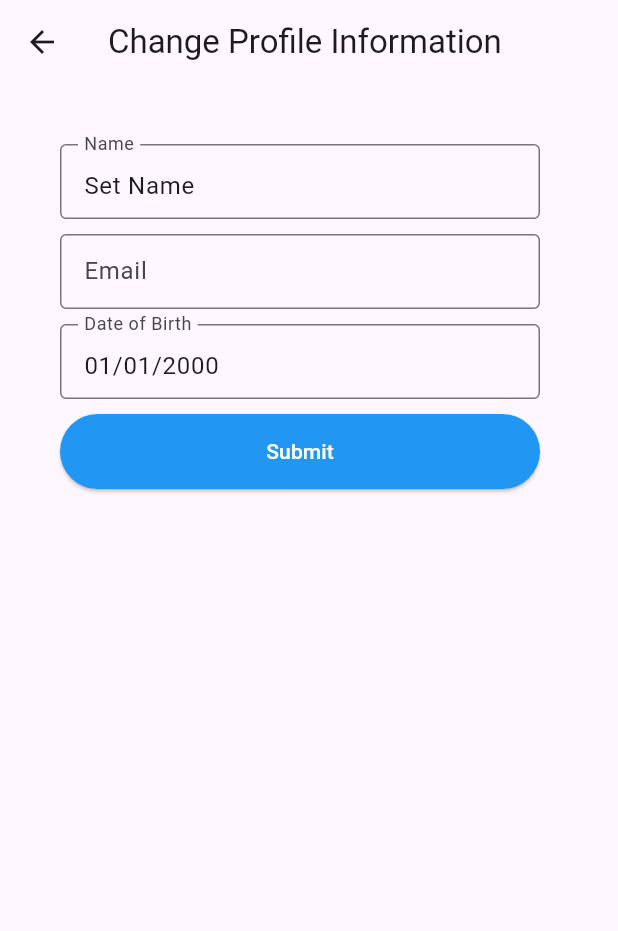
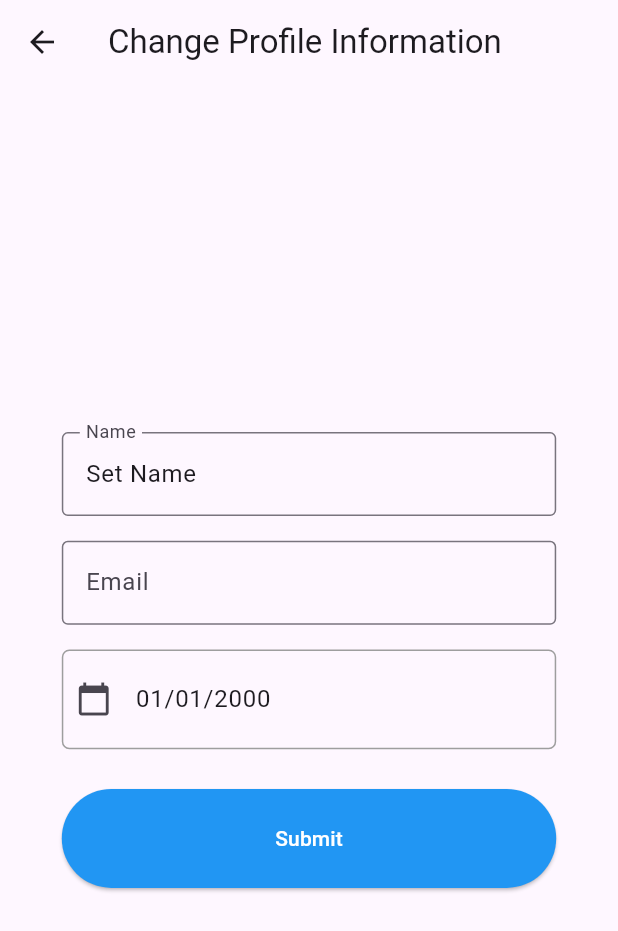
Before and after one commit to ShubhamKNIT/D-Artistry, a Flutter app: the ProfileUI screen opened directly, after a tap on "Edit Profile", on a phone screen of 412 x 824 dp. Shown: the top 931 px of the screen. Run offline on Flutter 3.47's test engine with Material 3 defaults, Android fonts, the phone set to English and light mode, and no system bars; our stand-ins replace charts_flutter, cloud_firestore, firebase_auth, firebase_core, flutter_colorpicker, google_fonts and 2 more; accounts and stored records are empty; network calls fail.

Commit message:
ui improved and date picker readonly disbaled

```diff
--- a/lib/BottomNavigation/add_task_page_button.dart
+++ b/lib/BottomNavigation/add_task_page_button.dart
@@ -123,7 +123,7 @@ class _AddTaskPageState extends State<AddTaskPage> {
 
                 // Due Date
                 ListTile(
-                  title: Text('Due Date: ${dueDate.toLocal()}'),
+                  title: Text('Due Date: ${dueDate.day}/${dueDate.month}/${dueDate.year}'),
                   trailing: const Icon(Icons.calendar_today),
                   onTap: () async {
                     final selectedDate = await showDatePicker(
--- a/lib/BottomNavigation/update_task_page.dart
+++ b/lib/BottomNavigation/update_task_page.dart
@@ -106,7 +106,7 @@ class _UpdateTaskPageState extends State<UpdateTaskPage> {
 
                 // Due Date
                 ListTile(
-                  title: Text('Due Date: ${dueDate.toLocal()}'),
+                  title: Text('Due Date: ${dueDate.day}/${dueDate.month}/${dueDate.year}'),
                   trailing: const Icon(Icons.calendar_today),
                   onTap: () async {
                     final selectedDate = await showDatePicker(
--- a/lib/Profile UI/edit_profile.dart
+++ b/lib/Profile UI/edit_profile.dart
@@ -91,6 +91,26 @@ class _ChangeProfileInfoState extends State<ChangeProfileInfo> {
     widget.onDOBUpdated(dob);
   }
 
+  // Separate method to open the Date Picker
+  Future<void> _openDatePicker() async {
+    final DateTime? picked = await showDatePicker(
+      context: context,
+      initialDate: DateTime.now(),
+      firstDate: DateTime(1900),
+      lastDate: DateTime.now(),
+    );
+    if (picked != null && picked != DateTime.now()) {
+      setState(() {
+        // reverse the date format to dd/mm/yyyy
+        dobController.text = picked.toString().substring(8, 10) +
+            "/" +
+            picked.toString().substring(5, 7) +
+            "/" +
+            picked.toString().substring(0, 4);
+      });
+    }
+  }
+
   @override
   Widget build(BuildContext context) {
     final themeManager = Provider.of<ThemeManager>(context);
@@ -103,28 +123,23 @@ class _ChangeProfileInfoState extends State<ChangeProfileInfo> {
         body: Form(
           key: _formKey,
           child: Padding(
-            padding: const EdgeInsets.only(left: 40, right: 40),
-            // padding: const EdgeInsets.all(40),
+            padding: EdgeInsets.all(MediaQuery.of(context).size.width * 0.1),
             child: Column(
-              crossAxisAlignment: CrossAxisAlignment.center,
-              mainAxisAlignment: MainAxisAlignment.start,
+              mainAxisAlignment: MainAxisAlignment.center,
               children: <Widget>[
                 // Add Profile Picture Update section
 
                 // Other details update section
-                Padding(
-                  padding: EdgeInsets.only(top: 40),
-                  child: SizedBox(
-                    height: 50,
-                    width: 320,
+                Flexible(
                   child: TextFormField(
+                    autovalidateMode: AutovalidateMode.onUserInteraction,
                     controller: nameController,
                     decoration: const InputDecoration(
                       border: OutlineInputBorder(),
                       labelText: 'Name',
                     ),
                     validator: (value) {
-                        if (checkValidName(nameController.text) == false) {
+                      if (!checkValidName(nameController.text)) {
                         return 'Please enter a valid name';
                       } else {
                         return null;
@@ -135,20 +150,19 @@ class _ChangeProfileInfoState extends State<ChangeProfileInfo> {
                     },
                   ),
                 ),
-                ),
-                Padding(
-                  padding: EdgeInsets.only(top: 10),
-                  child: SizedBox(
-                    height: 50,
-                    width: 320,
+
+                SizedBox(height: MediaQuery.of(context).size.height * 0.02,),
+
+                Flexible(
                   child: TextFormField(
+                    autovalidateMode: AutovalidateMode.onUserInteraction,
                     controller: emailController,
                     decoration: const InputDecoration(
                       border: OutlineInputBorder(),
                       labelText: 'Email',
                     ),
                     validator: (value) {
-                        if (checkValidEmail(emailController.text) == false) {
+                      if (!checkValidEmail(emailController.text)) {
                         return 'Please enter a valid email';
                       } else {
                         return null;
@@ -159,32 +173,42 @@ class _ChangeProfileInfoState extends State<ChangeProfileInfo> {
                     },
                   ),
                 ),
+
+                SizedBox(height: MediaQuery.of(context).size.height * 0.02,),
+
+                Container(
+                    decoration: BoxDecoration(
+                      border: Border.all(color: Colors.grey),
+                      borderRadius: BorderRadius.circular(5.0),
                     ),
-
-                Padding(
-                  padding: EdgeInsets.only(top: 10),
-                  child: SizedBox(
-                    height: 50,
-                    width: 320,
+                    padding: EdgeInsets.all(MediaQuery.of(context).size.width * 0.02),
+                    child: GestureDetector(
+                      onTap: () {
+                        _openDatePicker();
+                      },
+                      child: AbsorbPointer(
+                        absorbing: true,
                         child: TextFormField(
+                          autovalidateMode: AutovalidateMode.onUserInteraction,
+                          readOnly: false,
                           controller: dobController,
-                      decoration: const InputDecoration(
-                        border: OutlineInputBorder(),
-                        labelText: 'Date of Birth',
-                      ),
                           validator: (value) {
-                        if (checkValidDOB(dobController.text) == false) {
-                          return 'Please enter a valid date of birth';
+                            if (checkValidDOB(value!)) {
+                              return null;
                             } else {
-                          return null;
+                              return 'User must be 7 years or older.';
                             }
                           },
-                      onSaved: (value) {
-                        updateDOB(value!);
-                      },
+                          decoration: InputDecoration(
+                            hintText: 'Date of Birth',
+                            icon: Icon(Icons.calendar_today),
+                            border: InputBorder.none,
                           ),
                         ),
                       ),
+                    ),
+                  ),
+                  SizedBox(height: MediaQuery.of(context).size.height * 0.02,),
                 // Padding(
                 //   padding: EdgeInsets.only(top: 10),
                 //   child: SizedBox(
@@ -237,8 +261,8 @@ class _ChangeProfileInfoState extends State<ChangeProfileInfo> {
                 Padding(
                   padding: EdgeInsets.only(top: 10),
                   child: SizedBox(
-                    width: 320,
-                    height: 50,
+                    height: MediaQuery.of(context).size.height * 0.08,
+                    width: MediaQuery.of(context).size.width * 0.8,
                     child: ElevatedButton(
                       onPressed: updateUserDetailsAndGoBack,
                       child: const Text('Submit'),
--- a/lib/Profile UI/profile_ui.dart
+++ b/lib/Profile UI/profile_ui.dart
@@ -1,6 +1,5 @@
 import 'package:flutter/material.dart';
 import 'package:firebase_auth/firebase_auth.dart';
-import 'package:space_lab_tasks/Firestore/delete_user.dart';
 import 'package:space_lab_tasks/Firestore/profile_page_crud.dart';
 import 'package:space_lab_tasks/forgot_password.dart';
 import 'edit_profile.dart';
@@ -179,15 +178,31 @@ class _ProfileUIState extends State<ProfileUI> {
                     child: Column(
                       crossAxisAlignment: CrossAxisAlignment.start,
                       children: [
-                        // lets make a function to build the profile details
-                        // i do not want to use _userData
-                        // i want to directly fetch user email from firebase
+                        // user profile details
                         _buildProfileDetail('Username', _userData['name']),
                         _buildProfileDetail('email', email!),
                         _buildProfileDetail(
                             'Date of Birth', _userData['dateOfBirth']),
 
                         SizedBox(height: MediaQuery.of(context).size.height / 20),
+                        Row(
+                          mainAxisAlignment: MainAxisAlignment.spaceBetween,
+                          children: [
+                            // ElevatedButton(
+                            //   onPressed: () {
+                            //     // // Delete account from the firestore
+                            //     // Navigator.push(context,
+                            //     //   MaterialPageRoute(
+                            //     //     builder: (context) => DeleteAccountAndData()
+                            //     //   )
+                            //     // );
+                            //   },
+                            //   child: Text('Delete Account'),
+                            //   style: ElevatedButton.styleFrom(
+                            //     backgroundColor: Colors.red,
+                            //     foregroundColor: Colors.white,
+                            //   ),
+                            // ),
                             GestureDetector(
                               child: Text(
                                 'Forgot Password?',
@@ -202,25 +217,6 @@ class _ProfileUIState extends State<ProfileUI> {
                                   builder: (context) => ForgotPassword()
                                 )
                               )
-                        ),
-                        SizedBox(height: MediaQuery.of(context).size.height / 20),
-                        Row(
-                          mainAxisAlignment: MainAxisAlignment.spaceBetween,
-                          children: [
-                            ElevatedButton(
-                              onPressed: () {
-                                // Delete account from the firestore
-                                Navigator.push(context,
-                                  MaterialPageRoute(
-                                    builder: (context) => DeleteAccountAndData()
-                                  )
-                                );
-                              },
-                              child: Text('Delete Account'),
-                              style: ElevatedButton.styleFrom(
-                                backgroundColor: Colors.red,
-                                foregroundColor: Colors.white,
-                              ),
                             ),
                             ElevatedButton(
                               onPressed: () {
@@ -238,8 +234,7 @@ class _ProfileUIState extends State<ProfileUI> {
                                         {
                                           'name': _userData['name'],
                                           'email': _userData['email'],
-                                          'dateOfBirth':
-                                              _userData['dateOfBirth'],
+                                          'dateOfBirth': _userData['dateOfBirth'],
                                         },
                                       );
                                       // _fetchUserData(); // Refresh the displayed data after updating
--- a/lib/signup_page.dart
+++ b/lib/signup_page.dart
@@ -275,7 +275,7 @@ class _SignUpPageState extends State<SignUpPage> {
                         absorbing: true,
                         child: TextFormField(
                           autovalidateMode: AutovalidateMode.onUserInteraction,
-                          readOnly: true,
+                          readOnly: false,
                           controller: _dateOfBirthController,
                           validator: (value) {
                             if (checkValidDOB(value!)) {
```
Also changed, not shown: lib/BottomNavigation/todo_list_page.dart (+13 -4 lines). Lines whose indentation alone changed are shown as unchanged.
